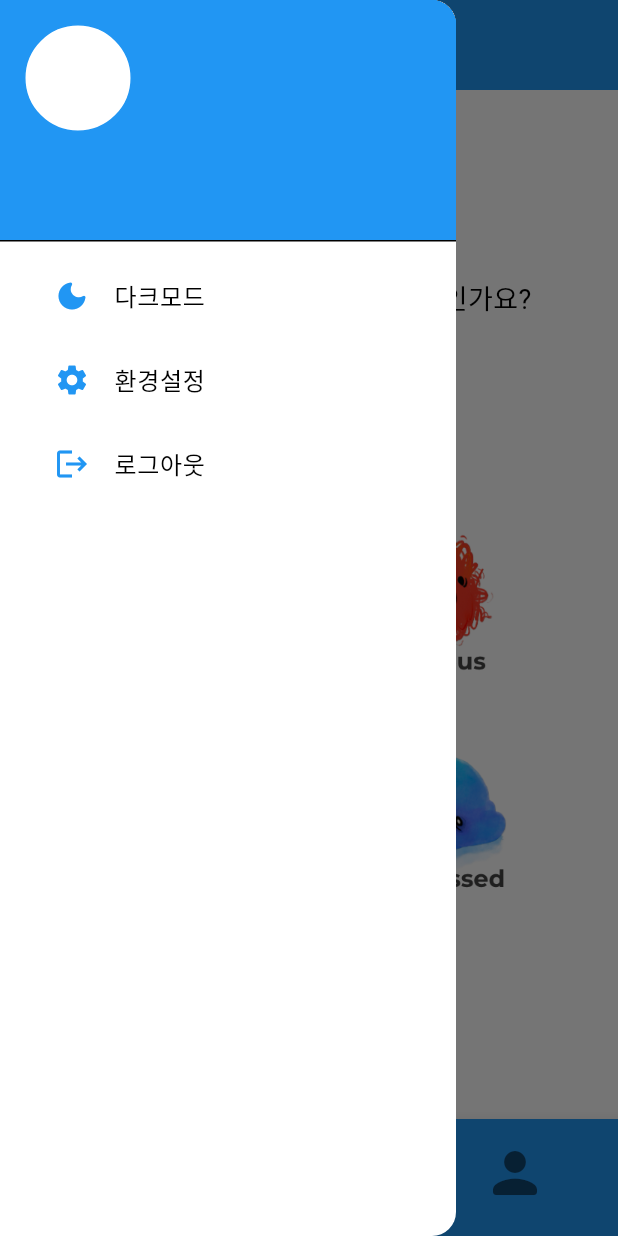
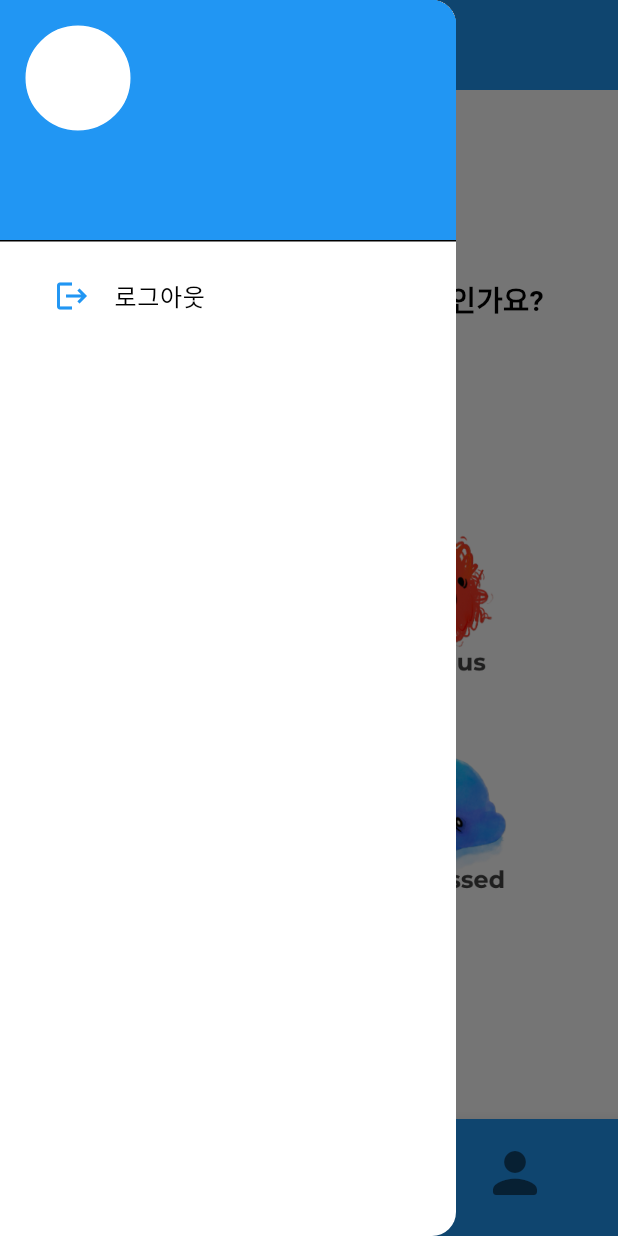
Before and after one commit to Time-Travel-Partition/emotion_chat, a Flutter app: the screen it shows once a user with an empty profile is signed in, with the side drawer open, on a phone screen of 412 x 824 dp. Run offline on Flutter 3.47's test engine with Material 3 defaults, Android fonts, the phone set to English and light mode, and no system bars; our stand-ins replace cloud_firestore, firebase_auth, firebase_core, image_picker; missing offline and left inert: dart_openai; accounts and stored records are empty; network calls fail.

```diff
--- a/lib/screens/main/chat_tab/chat_screen.dart
+++ b/lib/screens/main/chat_tab/chat_screen.dart
@@ -32,7 +32,6 @@ class _ChatScreenState extends State<ChatScreen> {
   @override
   void initState() {
     super.initState();
-    print(openAIService.messagesList);
 
     // 포커스 노드 리스너 생성
     myFocusNode.addListener(() {
--- a/lib/screens/main/home_tab/home_screen.dart
+++ b/lib/screens/main/home_tab/home_screen.dart
@@ -32,7 +32,8 @@ class _HomeScreenState extends State<HomeScreen> {
             const Text(
               '당신이 느끼고 있는 감정은 무엇인가요?',
               style: TextStyle(
-                fontSize: 18,
+                fontSize: 19,
+                fontWeight: FontWeight.w600
               ),
             ),
             Column(
--- a/lib/services/auth/auth_service.dart
+++ b/lib/services/auth/auth_service.dart
@@ -30,7 +30,6 @@ class AuthService extends ChangeNotifier {
     }
     // catch any errors
     on FirebaseAuthException catch (error) {
-      print('Error code: ${error.code}'); // 에러 코드 로깅
       // 예외에 따른 에러 코드 할당
       String errorMessage;
 
@@ -76,7 +75,6 @@ class AuthService extends ChangeNotifier {
 
       return userCredential;
     } on FirebaseAuthException catch (error) {
-      print('Error code: ${error.code}'); // 에러 코드 로깅
       // 예외에 따른 에러 코드 할당
       String errorMessage;
 
--- a/lib/widgets/navigation/side_drawer.dart
+++ b/lib/widgets/navigation/side_drawer.dart
@@ -84,44 +84,44 @@ class _SideDrawerState extends State<SideDrawer> {
             ),
           ),
 
-          Padding(
-            padding: const EdgeInsets.only(left: 20.0),
-            child: ListTile(
-              title: const Text('다크모드'),
-              leading: const Icon(
-                Icons.dark_mode_rounded,
-                color: Colors.blue,
-              ),
-              onTap: () {
-                //pop the drawer
-                Navigator.pop(context);
-              },
-            ),
-          ),
-
-          // settings tile
-          Padding(
-            padding: const EdgeInsets.only(left: 20.0),
-            child: ListTile(
-              title: const Text('환경설정'),
-              leading: const Icon(
-                Icons.settings,
-                color: Colors.blue,
-              ),
-              onTap: () {
-                //pop the drawer
-                Navigator.pop(context);
-
-                //Navigate to settings page
-                Navigator.push(
-                  context,
-                  MaterialPageRoute(
-                    builder: (context) => const SettingsScreen(),
-                  ),
-                );
-              },
-            ),
-          ),
+          // Padding(
+          //   padding: const EdgeInsets.only(left: 20.0),
+          //   child: ListTile(
+          //     title: const Text('다크모드'),
+          //     leading: const Icon(
+          //       Icons.dark_mode_rounded,
+          //       color: Colors.blue,
+          //     ),
+          //     onTap: () {
+          //       //pop the drawer
+          //       Navigator.pop(context);
+          //     },
+          //   ),
+          // ),
+          //
+          // // settings tile
+          // Padding(
+          //   padding: const EdgeInsets.only(left: 20.0),
+          //   child: ListTile(
+          //     title: const Text('환경설정'),
+          //     leading: const Icon(
+          //       Icons.settings,
+          //       color: Colors.blue,
+          //     ),
+          //     onTap: () {
+          //       //pop the drawer
+          //       Navigator.pop(context);
+          //
+          //       //Navigate to settings page
+          //       Navigator.push(
+          //         context,
+          //         MaterialPageRoute(
+          //           builder: (context) => const SettingsScreen(),
+          //         ),
+          //       );
+          //     },
+          //   ),
+          // ),
 
           // logout tile
           Padding(
```
